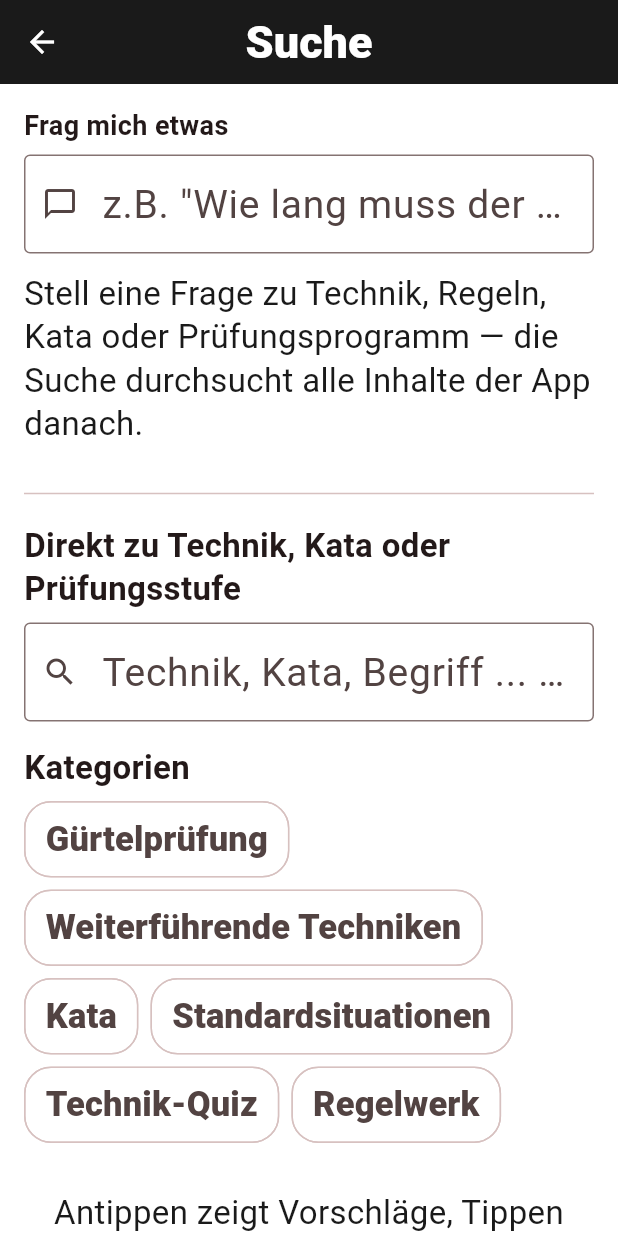
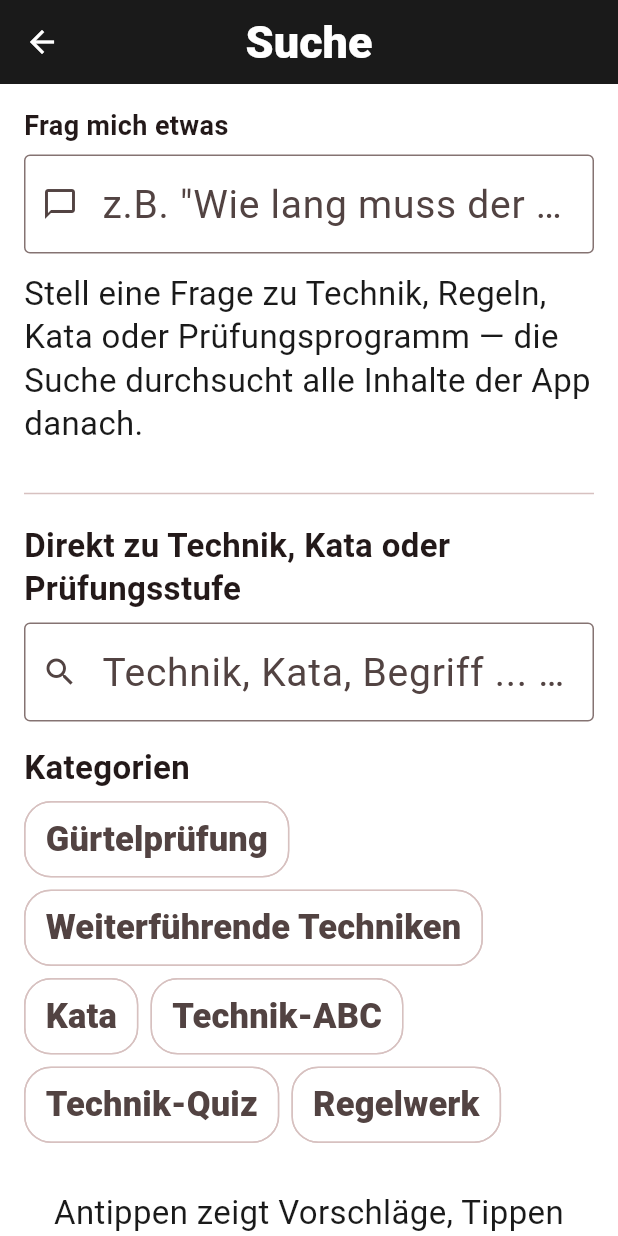
Before and after one commit to emiliosalomon/Judo-App, a Flutter app: the screen it shows after launch, after a tap on an icon or button, on a phone screen of 412 x 824 dp. Run offline on Flutter 3.47's test engine with Material 3 defaults, Android fonts, the phone set to English and light mode, and no system bars; our stand-ins replace audioplayers, cloud_firestore, firebase_auth, firebase_core, image_picker, shared_preferences; missing offline and left inert: dart:html; accounts and stored records are empty.

Commit message:
Standardsituationen durch Technik-ABC ersetzen
Die Rad-Kategorie "Standardsituationen" zeigte nur eine Buendel-Ansicht
der Anwendungsaufgaben, die bereits 1:1 bei der jeweiligen Guertelstufe
zu finden sind - reiner Redundanz ohne eigenen Mehrwert.

Ersetzt durch "Technik-ABC": alle Basistechniken (Kodokan-Gokyo +
Katame-waza) alphabetisch als Nachschlagewerk, gegliedert in Stand- und
Bodentechniken, je Zeile antippbar fuer Uebersetzung/Erklaerung/Video.

```diff
--- a/lib/l10n/strings.dart
+++ b/lib/l10n/strings.dart
@@ -105,12 +105,14 @@ class AppStrings {
       'Antippen zeigt Video-Optionen (oder, ohne kuratierten Link, eine '
       'Suche im offiziellen Kodokan-YouTube-Kanal).';
 
-  // Standardsituationen
-  static const standardSituationsTitle = 'Standardsituationen';
-  static const standardSituationsIntro =
-      'Anwendungsaufgaben aus dem OeJV-Kyu-Programm, gebündelt über '
-      'alle Gürtelstufen. Dieselben Inhalte findest du auch direkt bei '
-      'der jeweiligen Gürtelstufe.';
+  // Technik-ABC
+  static const techniquesAZTitle = 'Technik-ABC';
+  static const techniquesAZIntro =
+      'Alle Basistechniken alphabetisch zum Nachschlagen. Antippen zeigt '
+      'deutsche Übersetzung, Erklärung und Video.';
+  static const standTechniquesSection = 'Standtechniken (Nage-waza)';
+  static const groundTechniquesSection =
+      'Bodentechniken (Osae-komi-, Shime-, Kansetsu-waza)';
 
   // Weiterführende Techniken
   static const techniquesTitle = 'Weiterführende Techniken';
--- a/lib/models/category.dart
+++ b/lib/models/category.dart
@@ -34,12 +34,12 @@ const judoCategories = <JudoCategory>[
     icon: Icons.self_improvement,
   ),
   JudoCategory(
-    id: 'standard-situations',
-    titleDe: 'Standardsituationen',
-    // 応用 (ōyō, "Anwendung") — eigene Bezeichnung fuer die OeJV-
-    // "Anwendungsaufgaben", kein offizieller Kodokan-Fachbegriff.
-    kanji: '応用',
-    icon: Icons.compare_arrows,
+    id: 'techniques-az',
+    titleDe: 'Technik-ABC',
+    // 索引 (sakuin, "Register/Index") — passend zum alphabetischen
+    // Nachschlagewerk, kein offizieller Kodokan-Fachbegriff.
+    kanji: '索引',
+    icon: Icons.sort_by_alpha,
   ),
   JudoCategory(
     id: 'quiz',
--- a/lib/screens/home_screen.dart
+++ b/lib/screens/home_screen.dart
@@ -16,7 +16,7 @@ import 'my_fights_screen.dart';
 import 'quiz_screen.dart';
 import 'rules_screen.dart';
 import 'search_screen.dart';
-import 'standard_situations_screen.dart';
+import 'techniques_az_screen.dart';
 import 'techniques_screen.dart';
 
 class HomeScreen extends StatefulWidget {
@@ -102,7 +102,7 @@ class _HomeScreenState extends State<HomeScreen> {
       'belt-exam' => const BeltExamScreen(),
       'techniques' => const TechniquesScreen(),
       'kata' => const KataScreen(),
-      'standard-situations' => const StandardSituationsScreen(),
+      'techniques-az' => const TechniquesAZScreen(),
       'quiz' => const QuizScreen(),
       'rules' => const RulesScreen(),
       _ => CategoryPlaceholderScreen(category: category),
--- a/lib/widgets/category_wheel.dart
+++ b/lib/widgets/category_wheel.dart
@@ -10,7 +10,7 @@ import 'judo_logo.dart';
 /// mitten im Wort abgeschnitten zu werden.
 const _bubbleLabelBreaks = <String, String>{
   'belt-exam': 'Gürtel-\nprüfung',
-  'standard-situations': 'Standard-\nsituationen',
+  'techniques-az': 'Technik-\nABC',
   // "Weiterführende" allein ist selbst nach einem Umbruch noch zu breit fuer
   // den Button, deshalb hier zusaetzlich am Wort selbst getrennt (3 Zeilen).
   'techniques': 'Weiter-\nführende\nTechniken',
```
Also changed, not shown: lib/screens/standard_situations_screen.dart (deleted, +0 -68 lines), lib/screens/techniques_az_screen.dart (added, +90 -0 lines), 2 other files.
